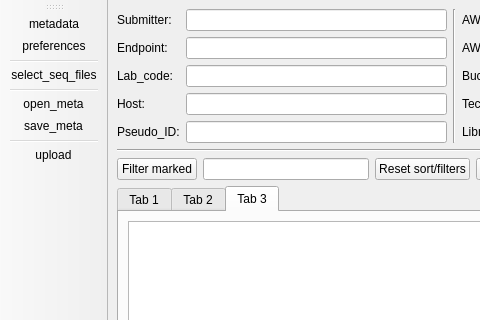
Qt form ui/mw.ui (genomic-medicine-sweden/GMS-uploader) before a commit; both pictures show x 0 to 480 and y 0 to 320 of the 800 by 600 pixel window.
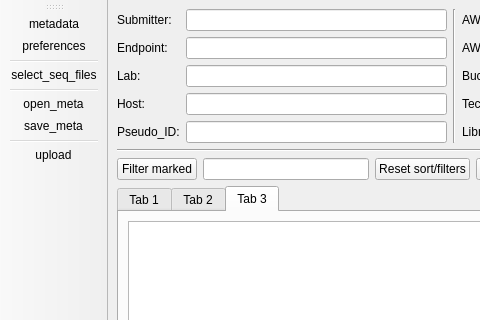
The same form after that commit.

```diff
--- a/ui/mw.ui
+++ b/ui/mw.ui
@@ -72,7 +72,7 @@
             <item row="2" column="0">
              <widget class="QLabel" name="label_5">
               <property name="text">
-               <string>Lab_code:</string>
+               <string>Lab:</string>
               </property>
              </widget>
             </item>
```
